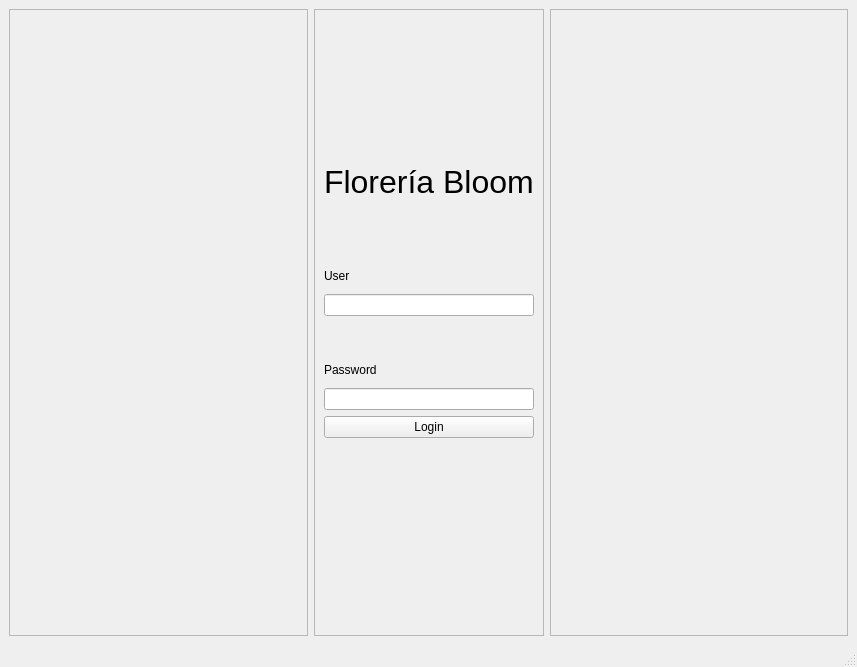
Above: views/loginn.ui from ximenaaloya/Floreria before the change. Below: the same form after it.
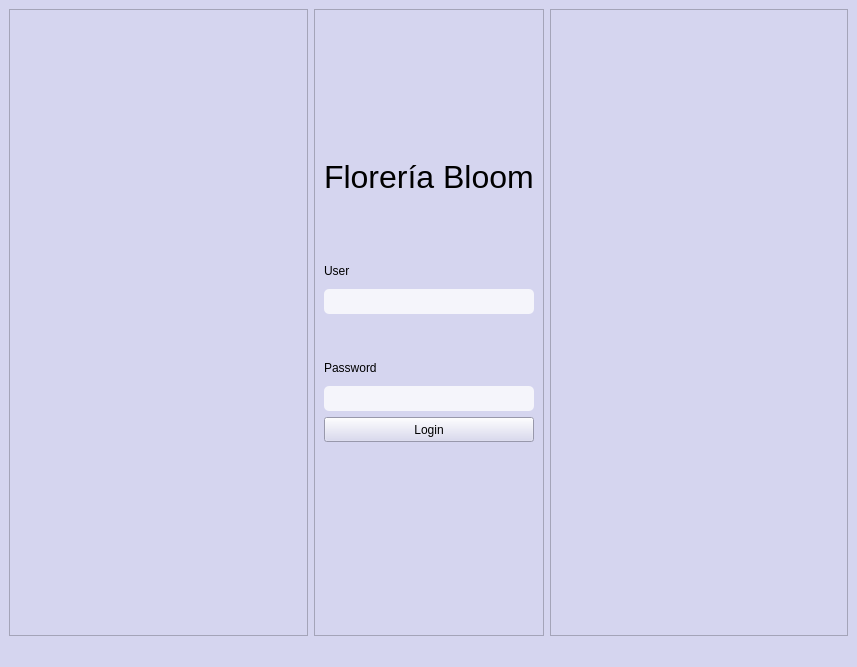
That is the form after the change.

The edit to the form file:
```diff
--- a/views/loginn.ui
+++ b/views/loginn.ui
@@ -13,6 +13,9 @@
   <property name="windowTitle">
    <string>MainWindow</string>
   </property>
+  <property name="styleSheet">
+   <string notr="true">background-color: rgb(213, 213, 239);</string>
+  </property>
   <widget class="QWidget" name="centralwidget">
    <layout class="QHBoxLayout" name="horizontalLayout">
     <item>
@@ -100,9 +103,13 @@
            <property name="maximumSize">
             <size>
              <width>300</width>
-             <height>16777215</height>
+             <height>25</height>
             </size>
            </property>
+           <property name="styleSheet">
+            <string notr="true">background-color: rgb(245, 245, 251);
+border-radius:5px;</string>
+           </property>
           </widget>
          </item>
          <item>
@@ -145,13 +152,23 @@
            <property name="maximumSize">
             <size>
              <width>300</width>
-             <height>16777215</height>
+             <height>25</height>
             </size>
            </property>
+           <property name="styleSheet">
+            <string notr="true">background-color: rgb(245, 245, 251);
+border-radius:5px;</string>
+           </property>
           </widget>
          </item>
          <item>
           <widget class="QPushButton" name="btn_login">
+           <property name="maximumSize">
+            <size>
+             <width>16777215</width>
+             <height>25</height>
+            </size>
+           </property>
            <property name="text">
             <string>Login</string>
            </property>
```
Left out of the diff: 6 changed lines with no effect on the pictures.
